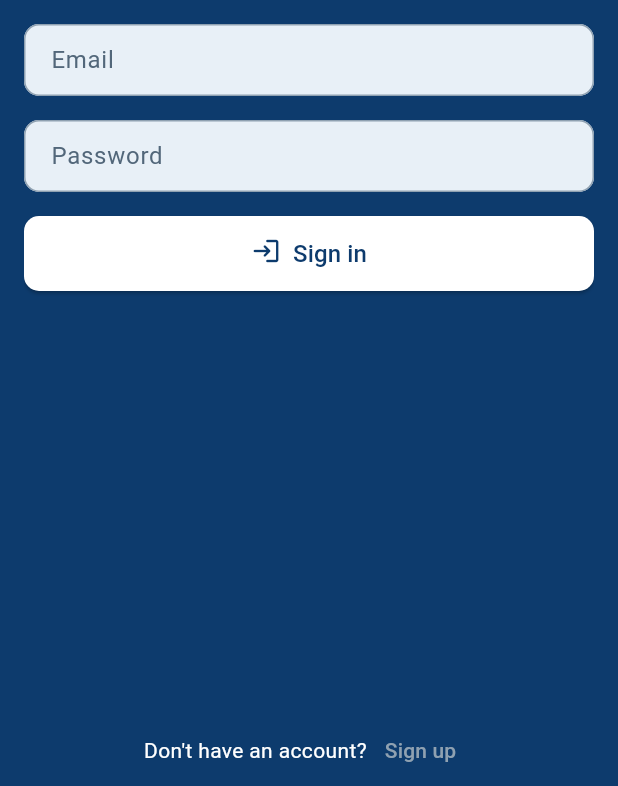
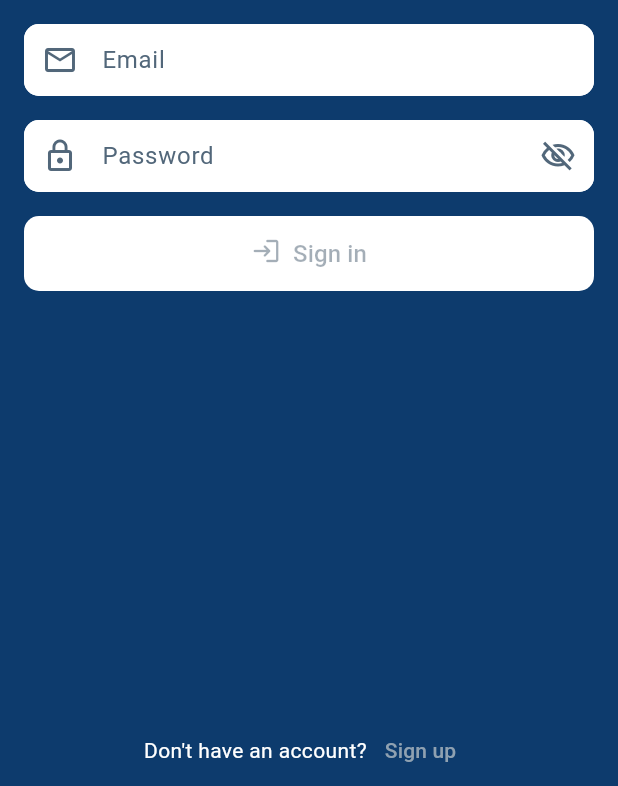
Before and after one commit to PedroReis16/vigia, a Flutter app: the screen it shows after launch, on a phone screen of 412 x 824 dp, the part 450-1236 px from its top. Run offline on Flutter 3.47's test engine with Material 3 defaults, Android fonts, the phone set to English and light mode, and no system bars; our stand-ins replace dio, flutter_blue_plus, flutter_riverpod, flutter_secure_storage, go_router, permission_handler and 2 more; missing offline and left inert: cryptography; generated files the repository leaves out were written again.

Commit message:
style: Estilização dos componentes finais da tela de login

```diff
--- a/vigia_ui/lib/core/theme/theme_colors.dart
+++ b/vigia_ui/lib/core/theme/theme_colors.dart
@@ -59,7 +59,7 @@ final class AppColors extends ThemeExtension<AppColors> {
   static const dark = AppColors(
     primary: Color(0xFF71A7D8),
     primaryContainer: Color(0xFF13365E),
-    secondary: Color(0xFF4FC3A3),
+    secondary: Color(0xFF12785D),
     secondaryContainer: Color(0xFF164D40),
     background: Color(0xFF071522),
     surface: Color(0xFF0D2235),
--- a/vigia_ui/lib/presentation/user/widgets/login_form_widget.dart
+++ b/vigia_ui/lib/presentation/user/widgets/login_form_widget.dart
@@ -14,66 +14,57 @@ class LoginForm extends ConsumerStatefulWidget {
 }
 
 class _LoginFormState extends ConsumerState<LoginForm> {
+  bool _isPasswordVisible = true;
+
   final TextEditingController _emailController = TextEditingController();
   final TextEditingController _passwordController = TextEditingController();
 
   @override
   void initState() {
     super.initState();
+    _emailController.addListener(_onFieldsChanged);
+    _passwordController.addListener(_onFieldsChanged);
   }
 
   @override
   void dispose() {
-    _emailController.dispose();
-    _passwordController.dispose();
+    _emailController
+      ..removeListener(_onFieldsChanged)
+      ..dispose();
+    _passwordController
+      ..removeListener(_onFieldsChanged)
+      ..dispose();
     super.dispose();
   }
 
-  @override
-  Widget build(BuildContext context) {
-    return Column(
-      children: [
-        TextField(
-          controller: _emailController,
-          decoration: InputDecoration(labelText: context.translations.email),
-        ),
-        Padding(
-          padding: const EdgeInsetsGeometry.symmetric(vertical: 16),
-          child: TextField(
-            controller: _passwordController,
-            decoration: InputDecoration(
-              labelText: context.translations.password,
-            ),
-          ),
-        ),
-        ElevatedButton(
-          onPressed: ref.watch(authControllerProvider).isLoading
-              ? null
-              : () async {
+  void _onFieldsChanged() => setState(() {});
+
+  bool get _canSubmit =>
+      _emailController.text.isNotEmpty && _passwordController.text.isNotEmpty;
+
+  Future<void> _submit() async {
+    if (ref.read(authControllerProvider).isLoading) return;
+
     await ref
         .read(authControllerProvider.notifier)
         .login(_emailController.text, _passwordController.text);
 
-                  final status = ref.watch(authControllerProvider).status;
+    if (!mounted) return;
+
+    final status = ref.read(authControllerProvider).status;
 
     switch (status) {
       case AuthStatus.unauthorized:
         _showSnackBar(
-                        // ignore: use_build_context_synchronously
           context,
-                        // ignore: use_build_context_synchronously
           context.translations.invalidCredentials,
-                        // ignore: use_build_context_synchronously
           Theme.of(context).colorScheme.error,
         );
         break;
       case AuthStatus.error:
         _showSnackBar(
-                        // ignore: use_build_context_synchronously
           context,
-                        // ignore: use_build_context_synchronously
           context.translations.loginError,
-                        // ignore: use_build_context_synchronously
           Theme.of(context).colorScheme.error,
         );
         break;
@@ -83,15 +74,66 @@ class _LoginFormState extends ConsumerState<LoginForm> {
       default:
         break;
     }
-                },
+  }
+
+  @override
+  Widget build(BuildContext context) {
+    final colorScheme = Theme.of(context).colorScheme;
+
+    return Column(
+      children: [
+        _buildTextField(
+          _emailController,
+          context.translations.email,
+          Icons.email_outlined,
+        ),
+        Padding(
+          padding: const EdgeInsetsGeometry.symmetric(vertical: 16),
+          child: _buildTextField(
+            _passwordController,
+            context.translations.password,
+            Icons.lock_outline,
+            isPassword: true,
+          ),
+        ),
+        TweenAnimationBuilder<double>(
+          duration: const Duration(milliseconds: 250),
+          curve: Curves.easeInOut,
+          tween: Tween<double>(end: _canSubmit ? 1.0 : 0.0),
+          builder: (context, t, child) {
+            final background = Color.lerp(
+              colorScheme.surface,
+              colorScheme.secondary,
+              t,
+            )!;
+            final foreground = Color.lerp(
+              colorScheme.onSurface.withValues(alpha: 0.38),
+              colorScheme.onSecondary,
+              t,
+            )!;
+
+            return ElevatedButton(
+              onPressed: _canSubmit ? _submit : null,
               style: ButtonStyle(
-            maximumSize: WidgetStateProperty.all(Size(double.infinity, 50)),
-            minimumSize: WidgetStateProperty.all(Size(double.infinity, 50)),
+                maximumSize: WidgetStateProperty.all(
+                  const Size(double.infinity, 50),
+                ),
+                minimumSize: WidgetStateProperty.all(
+                  const Size(double.infinity, 50),
+                ),
                 padding: WidgetStateProperty.all(EdgeInsets.zero),
                 shape: WidgetStateProperty.all(
-              RoundedRectangleBorder(borderRadius: BorderRadius.circular(10)),
+                  RoundedRectangleBorder(
+                    borderRadius: BorderRadius.circular(10),
                   ),
                 ),
+                // Same color for all states so Material does not snap on disable.
+                backgroundColor: WidgetStateProperty.all(background),
+                foregroundColor: WidgetStateProperty.all(foreground),
+              ),
+              child: child,
+            );
+          },
           child: Wrap(
             spacing: 8,
             alignment: WrapAlignment.center,
@@ -109,6 +151,67 @@ class _LoginFormState extends ConsumerState<LoginForm> {
     );
   }
 
+  Widget _buildTextField(
+    TextEditingController controller,
+    String label,
+    IconData icon, {
+    bool isPassword = false,
+  }) {
+    final colorScheme = Theme.of(context).colorScheme;
+    const borderRadius = BorderRadius.all(Radius.circular(10));
+
+    // Matches AuthPage scaffold (primary) so the outline disappears at rest.
+    final hiddenBorder = OutlineInputBorder(
+      borderRadius: borderRadius,
+      borderSide: BorderSide(color: colorScheme.surface),
+    );
+    final focusedBorder = OutlineInputBorder(
+      borderRadius: borderRadius,
+      borderSide: BorderSide(color: colorScheme.surface, width: 2),
+    );
+
+    return TextField(
+      controller: controller,
+      obscureText: isPassword && _isPasswordVisible,
+      cursorColor: colorScheme.onPrimary,
+      decoration: InputDecoration(
+        filled: true,
+        fillColor: colorScheme.surface,
+        prefixIcon: Icon(icon, color: colorScheme.onSurfaceVariant),
+        labelText: label,
+        labelStyle: TextStyle(color: colorScheme.onSurfaceVariant),
+        floatingLabelBehavior: FloatingLabelBehavior.auto,
+        floatingLabelStyle: TextStyle(
+          color: colorScheme.onSurface,
+          fontWeight: FontWeight.w500,
+        ),
+        border: hiddenBorder,
+        enabledBorder: hiddenBorder,
+        focusedBorder: focusedBorder,
+        suffixIcon: isPassword
+            ? IconButton(
+                style: const ButtonStyle(splashFactory: NoSplash.splashFactory),
+                onPressed: () {
+                  _isPasswordVisible = !_isPasswordVisible;
+                  setState(() {});
+                },
+                icon: AnimatedSwitcher(
+                  duration: const Duration(milliseconds: 300),
+                  transitionBuilder: (child, animation) =>
+                      ScaleTransition(scale: animation, child: child),
+                  child: _isPasswordVisible
+                      ? const Icon(
+                          key: ValueKey(1),
+                          Icons.visibility_off_outlined,
+                        )
+                      : const Icon(key: ValueKey(2), Icons.visibility_outlined),
+                ),
+              )
+            : null,
+      ),
+    );
+  }
+
   void _showSnackBar(BuildContext context, String message, Color color) {
     ScaffoldMessenger.of(context).showSnackBar(
       SnackBar(
```
Lines whose indentation alone changed are shown as unchanged.
